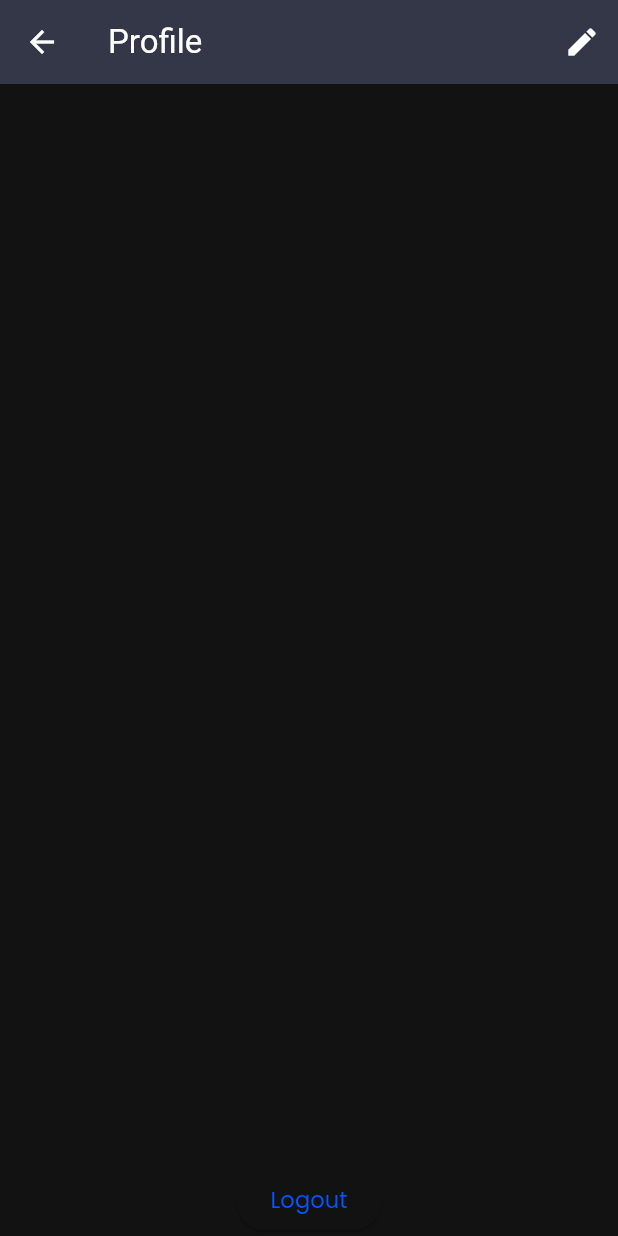
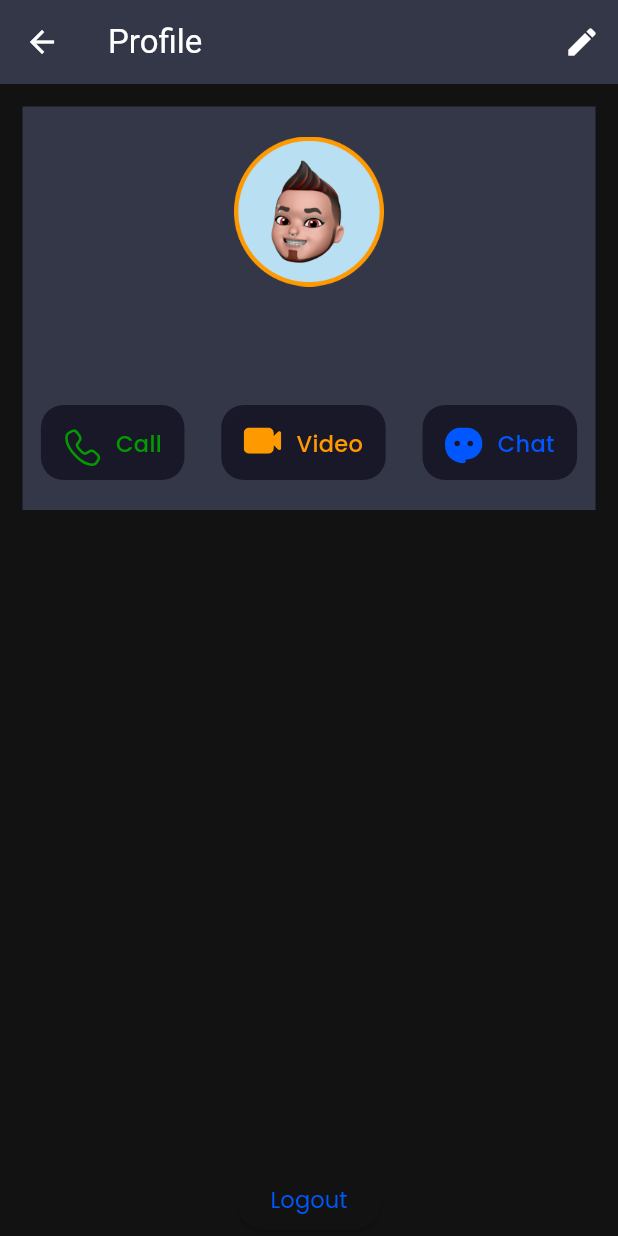
Before and after one commit to SaurabhSain07/VSChatApp, a Flutter app: the UserProfilePage screen opened by its route, on a phone screen of 412 x 824 dp. Run offline on Flutter 3.47's test engine with Material 3 defaults, Android fonts, the phone set to English and light mode, and no system bars; our stand-ins replace cloud_firestore, firebase_auth, firebase_core, firebase_storage, flutter_svg, get and 3 more; missing offline and left inert: dart:ffi; accounts and stored records are empty; network calls fail; statements that could not run were skipped.

Commit message:
set data in profile psge

```diff
--- a/lib/Controller/authController.dart
+++ b/lib/Controller/authController.dart
@@ -1,4 +1,3 @@
-import 'dart:developer';
 
 import 'package:cloud_firestore/cloud_firestore.dart';
 import 'package:firebase_auth/firebase_auth.dart';
--- a/lib/pages/ContactPage/contactPage.dart
+++ b/lib/pages/ContactPage/contactPage.dart
@@ -19,7 +19,7 @@ class ContactPage extends StatelessWidget {
             isSearchEnable.value= !isSearchEnable.value;
           },
            icon:isSearchEnable.value
-           ?Icon(Icons.search)
+           ?Icon(Icons.close)
            :Icon(Icons.search)
            ))
         ],
--- a/lib/pages/Profile/profilePage.dart
+++ b/lib/pages/Profile/profilePage.dart
@@ -110,7 +110,7 @@ class ProfilePage extends StatelessWidget {
                                               profileController.currentUser
                                                       .value.profileImage ==
                                                   ""
-                                          ? Icon(
+                                          ?const Icon(
                                               Icons.image,
                                             )
                                           : ClipRRect(
@@ -124,7 +124,7 @@ class ProfilePage extends StatelessWidget {
                             )
                           ],
                         ),
-                        SizedBox(height: 20),
+                       const SizedBox(height: 20),
                         Obx(
                           () => TextField(
                             controller: name,
--- a/lib/pages/UserProfile/Widgets/login_user_info.dart
+++ b/lib/pages/UserProfile/Widgets/login_user_info.dart
@@ -1,5 +1,4 @@
 import 'dart:ffi';
-
 import 'package:flutter/foundation.dart';
 import 'package:flutter/material.dart';
 import 'package:flutter/widgets.dart';
@@ -24,10 +23,7 @@ class LoginUserInfo extends StatelessWidget {
                 color: Theme.of(context).colorScheme.primaryContainer,
               ),
 
-              child: profileController.currentUser.value.email!.isEmpty &&
-                profileController.currentUser.value.name!.isEmpty
-            ? Container()
-              : Column(
+              child: Column(
 
                 children: [
                   Padding(
@@ -45,7 +41,7 @@ class LoginUserInfo extends StatelessWidget {
                     height: 10,
                   ),
                   Obx(() => Text(
-                    profileController.currentUser.value.name!.isEmpty
+                    profileController.currentUser.value.name! ==null
                     ? "Usre"
                     : profileController.currentUser.value.name!,
                     style: Theme.of(context).textTheme.bodyLarge,
@@ -54,7 +50,7 @@ class LoginUserInfo extends StatelessWidget {
                     height: 10,
                   ),
                   Obx(() => Text(
-                     profileController.currentUser.value.email!.isEmpty
+                     profileController.currentUser.value.email! == null
                     ? "ss@gmail.com"
                     : profileController.currentUser.value.email!,
                     style: Theme.of(context).textTheme.labelLarge,
--- a/lib/pages/homePage/home_page.dart
+++ b/lib/pages/homePage/home_page.dart
@@ -37,7 +37,6 @@ class _HomePageState extends State<HomePage> with TickerProviderStateMixin {
         actions: [
           IconButton(onPressed: () {}, icon: Icon(Icons.search)),
           IconButton(onPressed: () {
-            // Get.toNamed("/profilePage");
             Get.to(ProfilePage());
           },
           icon: Icon(Icons.more_vert)),
```
Also changed, not shown: lib/Controller/profileController.dart (+8 -5 lines), 1 other file.
